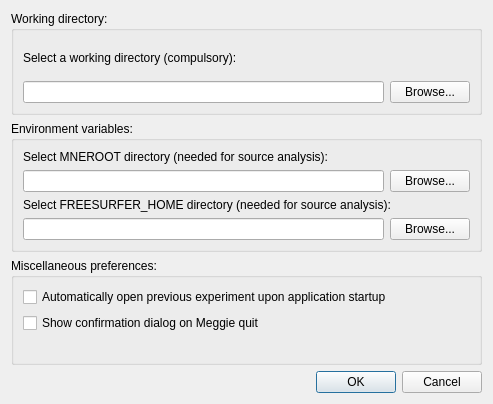
Old version of the form qt4Designer_ui_files/preferencesDialogUi.ui in the repository cibr-jyu/meggie.
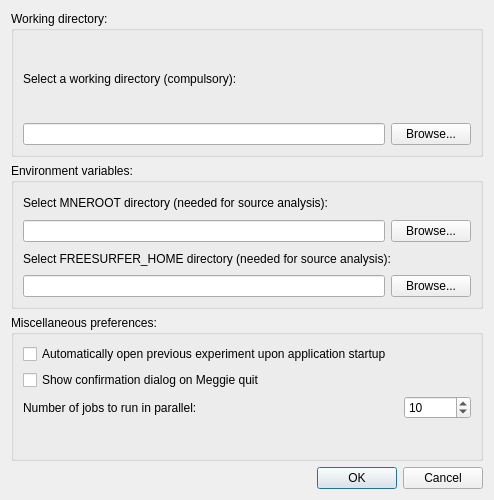
New version of the form.

Commit message: Do save data for spectrum, add n_jobs to preferences

The edit to the form file:
```diff
--- a/qt4Designer_ui_files/preferencesDialogUi.ui
+++ b/qt4Designer_ui_files/preferencesDialogUi.ui
@@ -6,8 +6,8 @@
    <rect>
     <x>0</x>
     <y>0</y>
-    <width>493</width>
-    <height>404</height>
+    <width>494</width>
+    <height>500</height>
    </rect>
   </property>
   <property name="windowTitle">
@@ -124,7 +124,7 @@
         </property>
        </widget>
       </item>
-      <item row="2" column="0">
+      <item row="6" column="0">
        <widget class="QLabel" name="label_2">
         <property name="text">
          <string/>
@@ -138,6 +138,43 @@
         </property>
        </widget>
       </item>
+      <item row="3" column="0">
+       <layout class="QHBoxLayout" name="horizontalLayout_3">
+        <item>
+         <widget class="QLabel" name="labelNJobs">
+          <property name="text">
+           <string>Number of jobs to run in parallel:</string>
+          </property>
+         </widget>
+        </item>
+        <item>
+         <spacer name="horizontalSpacer">
+          <property name="orientation">
+           <enum>Qt::Horizontal</enum>
+          </property>
+          <property name="sizeHint" stdset="0">
+           <size>
+            <width>40</width>
+            <height>20</height>
+           </size>
+          </property>
+         </spacer>
+        </item>
+        <item>
+         <widget class="QSpinBox" name="spinBoxNJobs">
+          <property name="minimum">
+           <number>1</number>
+          </property>
+          <property name="maximum">
+           <number>1000000000</number>
+          </property>
+          <property name="value">
+           <number>10</number>
+          </property>
+         </widget>
+        </item>
+       </layout>
+      </item>
      </layout>
     </widget>
    </item>
```
The commit also changes 21 other files.
